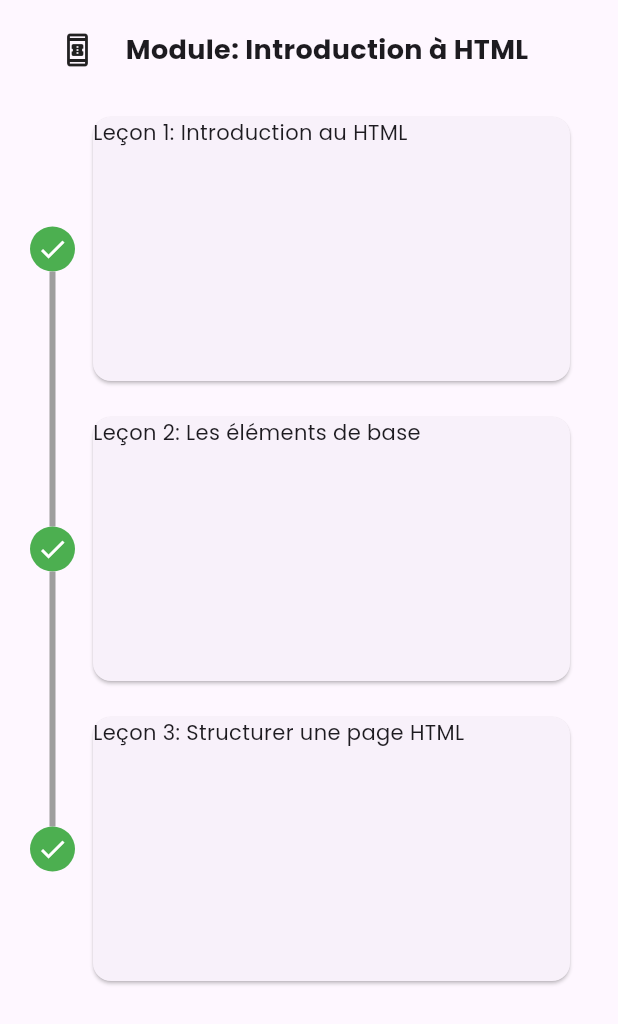
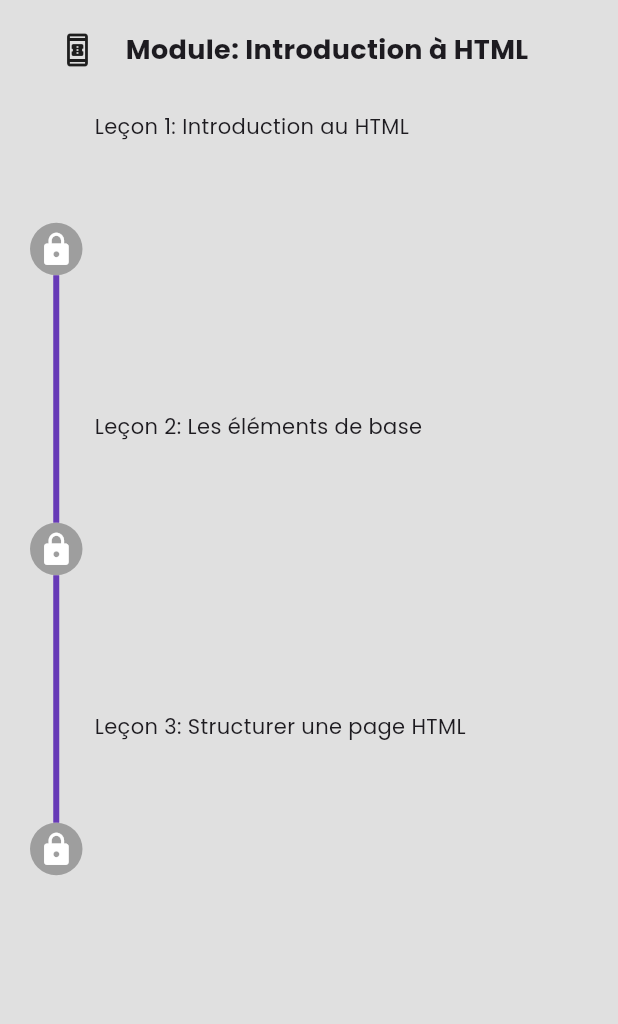
Before and after one commit to Godisouleymane/Nerd-app, a Flutter app: the HtmlVieww screen opened directly, on a phone screen of 412 x 824 dp. Shown: the top 1024 px of the screen. Run offline on Flutter 3.47's test engine with Material 3 defaults, Android fonts, the phone set to English and light mode, and no system bars; drawn by our look-alikes of timeline_tile; our stand-ins replace cloud_firestore, firebase_auth, firebase_core, flutter_svg, gap, google_fonts and 2 more; missing offline and left inert: dev_icons; accounts and stored records are empty.

Commit message:
creation de l'interface htmlView avec les donnees recuperer

```diff
--- a/lib/views/parcours/html/screenHTML.dart
+++ b/lib/views/parcours/html/screenHTML.dart
@@ -20,6 +20,7 @@ class _HtmlViewwState extends State<HtmlVieww> {
   @override
   Widget build(BuildContext context) {
     return Scaffold(
+      backgroundColor: Colors.grey.shade300,
       body: FutureBuilder<Map<String, dynamic>?>(
         future: courseFuture,
         builder: (context, snapshot) {
@@ -62,23 +63,30 @@ class _HtmlViewwState extends State<HtmlVieww> {
                           padding: EdgeInsets.symmetric(horizontal: 20),
                           height: 200,
                           child: TimelineTile(
-
                             isFirst: index == 0,
                             isLast: index == lessons.length - 1,
                             alignment: TimelineAlign.start,
                             lineXY: 0.1,
+                            beforeLineStyle: const LineStyle(
+                              thickness: 4,
+                              color: Colors.deepPurple
+                            ),
                             indicatorStyle: IndicatorStyle(
-                              width: 30,
-                              color: Colors.green,
+                              width: 35,
+                              color: Colors.grey,
                               iconStyle: IconStyle(
-                                  iconData: Icons.check, color: Colors.white),
+                                  iconData: Icons.lock, color: Colors.white),
                             ),
                             endChild: Padding(
                               padding: EdgeInsets.all(8.0),
-                              child: Card(
-                                child: Text(
-                                lessons[index]['title'],
-                              )),
+                              child:Container(
+                                decoration: BoxDecoration(
+
+                                ),
+                                child:  Text(
+                                    lessons[index]['title'],
+                                  ),
+                              )
                             ),
                           ),
                         );
```
